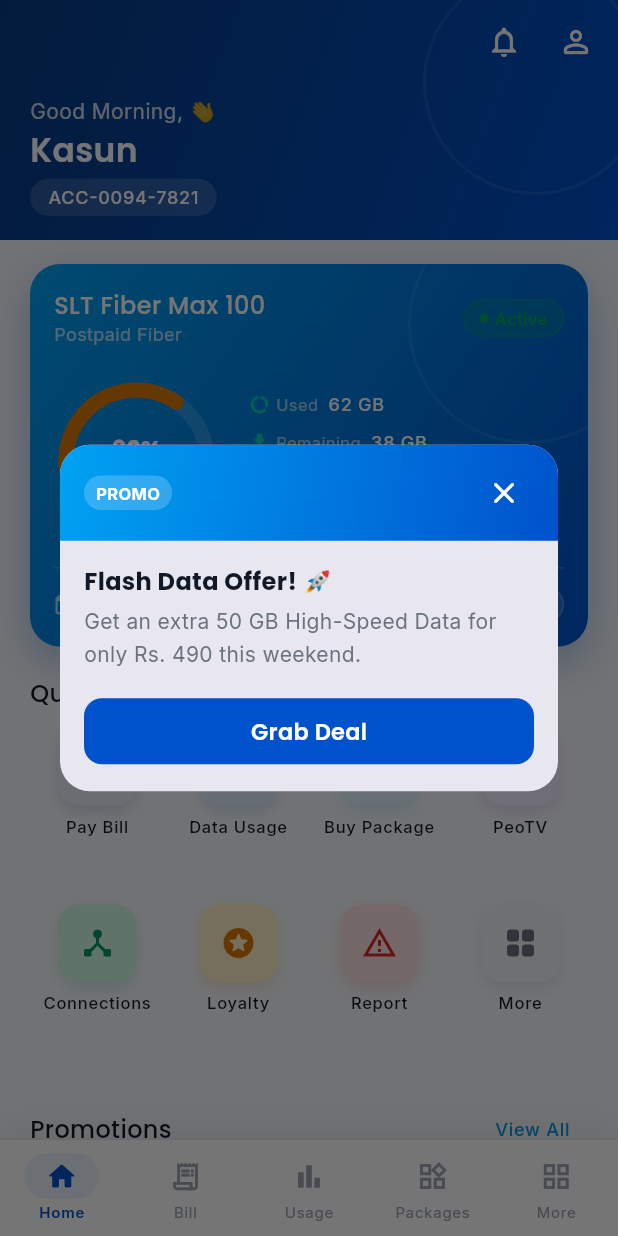
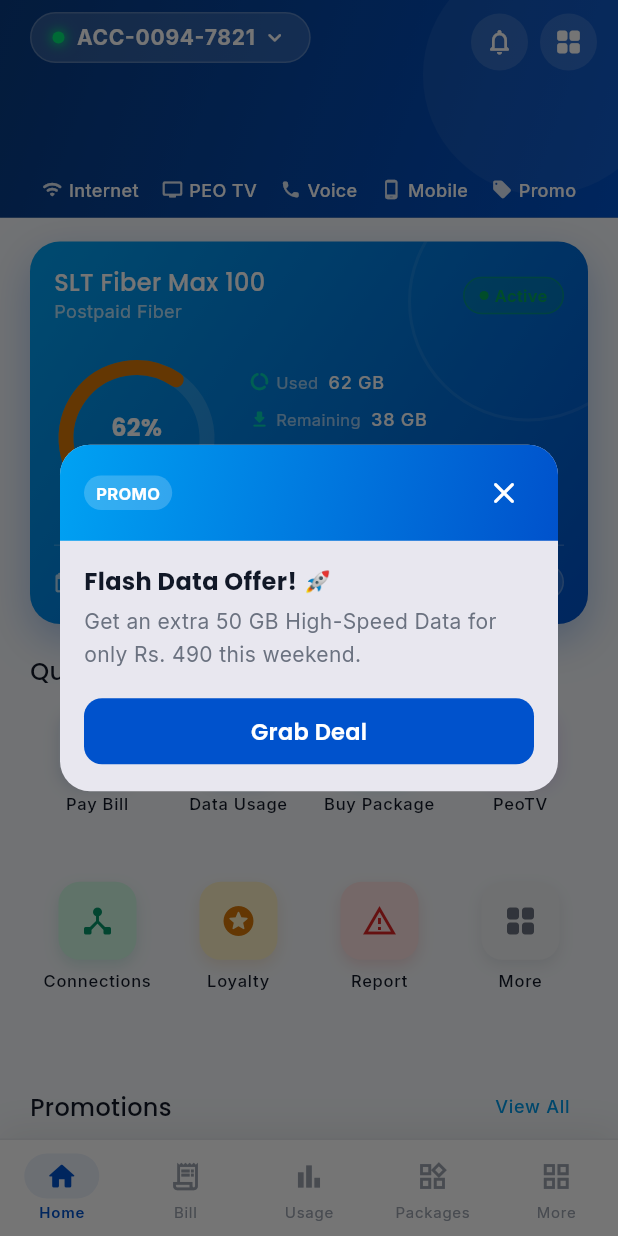
Before and after one commit to myslt-app-2026/myslt_app_v2_2026, a Flutter app: the HomePage screen opened by its route, on a phone screen of 412 x 824 dp. Run offline on Flutter 3.47's test engine with Material 3 defaults, Android fonts, the phone set to English and light mode, and no system bars; drawn by our look-alikes of flutter_animate; our stand-ins replace carousel_slider, dio, easy_localization, fl_chart, flutter_riverpod, flutter_secure_storage and 7 more; accounts and stored records are empty; network calls fail.

Commit message:
Home Header AppBar & Account Selector Bar!

```diff
--- a/lib/features/home/presentation/pages/home_page.dart
+++ b/lib/features/home/presentation/pages/home_page.dart
@@ -188,31 +188,50 @@
           slivers: [
             // ── App Bar ─────────────────────────────────────────────────
             SliverAppBar(
-              expandedHeight: 160,
+              expandedHeight: 145,
               floating: false,
               pinned: true,
-              backgroundColor: AppColors.primary,
+              backgroundColor: AppColors.primaryDark,
               surfaceTintColor: Colors.transparent,
               flexibleSpace: FlexibleSpaceBar(
                 background: _buildHeaderBg(
                   greeting,
                   userName,
-                  summaryAsync.valueOrNull?.accountNumber ?? 'ACC-0094-7821',
+                  summaryAsync.valueOrNull?.accountNumber ?? '011XXXXXXX',
                 ),
                 collapseMode: CollapseMode.pin,
               ),
               actions: [
-                IconButton(
-                  icon: const Icon(Icons.notifications_outlined,
-                      color: Colors.white),
+                Container(
+                  margin: const EdgeInsets.only(right: 8),
+                  width: 38,
+                  height: 38,
+                  decoration: BoxDecoration(
+                    color: Colors.white.withAlpha(35),
+                    shape: BoxShape.circle,
+                  ),
+                  child: IconButton(
+                    padding: EdgeInsets.zero,
+                    icon: const Icon(Icons.notifications_none_rounded,
+                        color: Colors.white, size: 20),
                     onPressed: () => context.push(AppRoutes.notifications),
                   ),
-                IconButton(
-                  icon: const Icon(Icons.person_outline_rounded,
-                      color: Colors.white),
-                  onPressed: () => context.push(AppRoutes.profile),
                 ),
-                const SizedBox(width: 4),
+                Container(
+                  margin: const EdgeInsets.only(right: 14),
+                  width: 38,
+                  height: 38,
+                  decoration: BoxDecoration(
+                    color: Colors.white.withAlpha(35),
+                    shape: BoxShape.circle,
+                  ),
+                  child: IconButton(
+                    padding: EdgeInsets.zero,
+                    icon: const Icon(Icons.grid_view_rounded,
+                        color: Colors.white, size: 20),
+                    onPressed: () => context.push(AppRoutes.more),
+                  ),
+                ),
               ],
             ),
 
@@ -250,17 +269,14 @@
       child: Stack(
         children: [
           Positioned(
-            top: -20,
-            right: -20,
+            top: -30,
+            right: -30,
             child: Container(
-              width: 150,
-              height: 150,
+              width: 160,
+              height: 160,
               decoration: BoxDecoration(
                 shape: BoxShape.circle,
-                border: Border.all(
-                  color: Colors.white.withAlpha(20),
-                  width: 2,
-                ),
+                color: Colors.white.withAlpha(15),
               ),
             ),
           ),
@@ -268,49 +284,103 @@
             child: Padding(
               padding: const EdgeInsets.fromLTRB(
                 AppSpacing.pagePadding,
-                AppSpacing.md,
+                AppSpacing.sm,
                 AppSpacing.pagePadding,
-                AppSpacing.lg,
+                AppSpacing.sm,
               ),
               child: Column(
                 crossAxisAlignment: CrossAxisAlignment.start,
-                mainAxisAlignment: MainAxisAlignment.end,
+                mainAxisAlignment: MainAxisAlignment.spaceBetween,
                 children: [
-                  Text(
-                    '$greeting, 👋',
-                    style: AppTextStyles.bodyMedium.copyWith(
-                      color: Colors.white.withAlpha(204),
+                  Container(
+                    padding: const EdgeInsets.symmetric(
+                      horizontal: 14,
+                      vertical: 6,
+                    ),
+                    decoration: BoxDecoration(
+                      color: Colors.white.withAlpha(40),
+                      borderRadius: BorderRadius.circular(24),
+                      border: Border.all(
+                        color: Colors.white.withAlpha(50),
+                        width: 1,
                       ),
                     ),
-                  Text(
-                    userName,
-                    style: AppTextStyles.headlineLarge.copyWith(
-                      color: Colors.white,
+                    child: Row(
+                      mainAxisSize: MainAxisSize.min,
+                      children: [
+                        Container(
+                          width: 8,
+                          height: 8,
+                          decoration: const BoxDecoration(
+                            color: Color(0xFF00E676),
+                            shape: BoxShape.circle,
+                            boxShadow: [
+                              BoxShadow(
+                                color: Color(0xFF00E676),
+                                blurRadius: 6,
+                                spreadRadius: 1,
+                              ),
+                            ],
                           ),
                         ),
-                  const SizedBox(height: AppSpacing.xs),
-                  Container(
-                    padding: const EdgeInsets.symmetric(
-                      horizontal: AppSpacing.md,
-                      vertical: AppSpacing.xs,
-                    ),
-                    decoration: BoxDecoration(
-                      color: Colors.white.withAlpha(38),
-                      borderRadius: BorderRadius.circular(20),
-                    ),
-                    child: Text(
+                        const SizedBox(width: 8),
+                        Text(
                           accountNumber,
-                      style: AppTextStyles.labelMedium.copyWith(
+                          style: AppTextStyles.labelLarge.copyWith(
                             color: Colors.white,
+                            fontWeight: FontWeight.bold,
+                            letterSpacing: 0.5,
                           ),
                         ),
+                        const SizedBox(width: 4),
+                        const Icon(
+                          Icons.keyboard_arrow_down_rounded,
+                          color: Colors.white,
+                          size: 18,
                         ),
+                      ],
+                    ),
+                  ),
+                  const Spacer(),
+                  _buildServiceSubNav(),
+                  const SizedBox(height: 2),
                 ],
               ),
             ),
           ),
         ],
       ),
+    );
+  }
+
+  Widget _buildServiceSubNav() {
+    final items = [
+      (Icons.wifi_rounded, 'Internet'),
+      (Icons.tv_rounded, 'PEO TV'),
+      (Icons.phone_rounded, 'Voice'),
+      (Icons.phone_android_rounded, 'Mobile'),
+      (Icons.local_offer_rounded, 'Promo'),
+    ];
+
+    return Row(
+      mainAxisAlignment: MainAxisAlignment.spaceAround,
+      children: items.map((item) {
+        return Row(
+          mainAxisSize: MainAxisSize.min,
+          children: [
+            Icon(item.$1, color: Colors.white.withAlpha(220), size: 14),
+            const SizedBox(width: 4),
+            Text(
+              item.$2,
+              style: const TextStyle(
+                color: Colors.white,
+                fontSize: 12,
+                fontWeight: FontWeight.w500,
+              ),
+            ),
+          ],
+        );
+      }).toList(),
     );
   }
 
```
Lines whose indentation alone changed are shown as unchanged.
